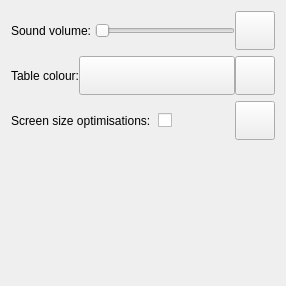
First picture: the form in qt/qtgo/qtgo/SettingsWidget.ui, repository alecs1/home, before the edit.
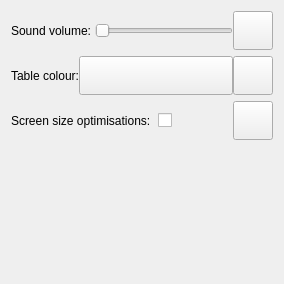
Second picture: the form after the edit. Icons and pictures are not drawn.

```diff
--- a/qt/qtgo/qtgo/SettingsWidget.ui
+++ b/qt/qtgo/qtgo/SettingsWidget.ui
@@ -6,8 +6,8 @@
    <rect>
     <x>0</x>
     <y>0</y>
-    <width>286</width>
-    <height>286</height>
+    <width>284</width>
+    <height>284</height>
    </rect>
   </property>
   <property name="windowTitle">
```
Left out of the diff: 12 changed lines with no effect on the pictures.
